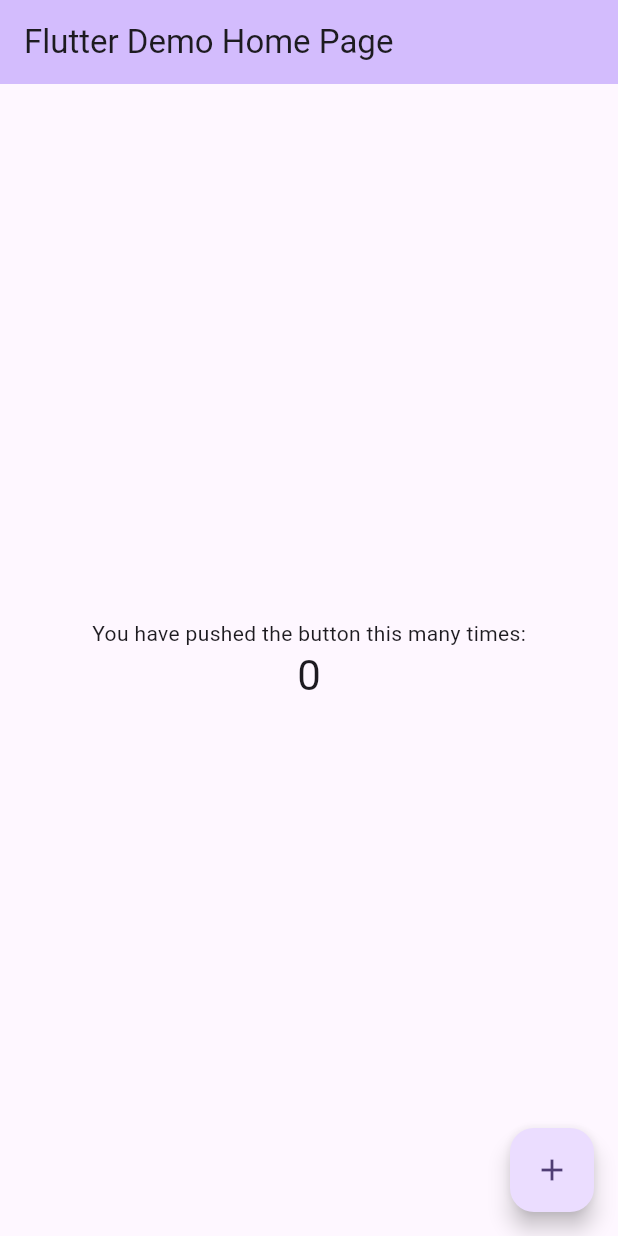
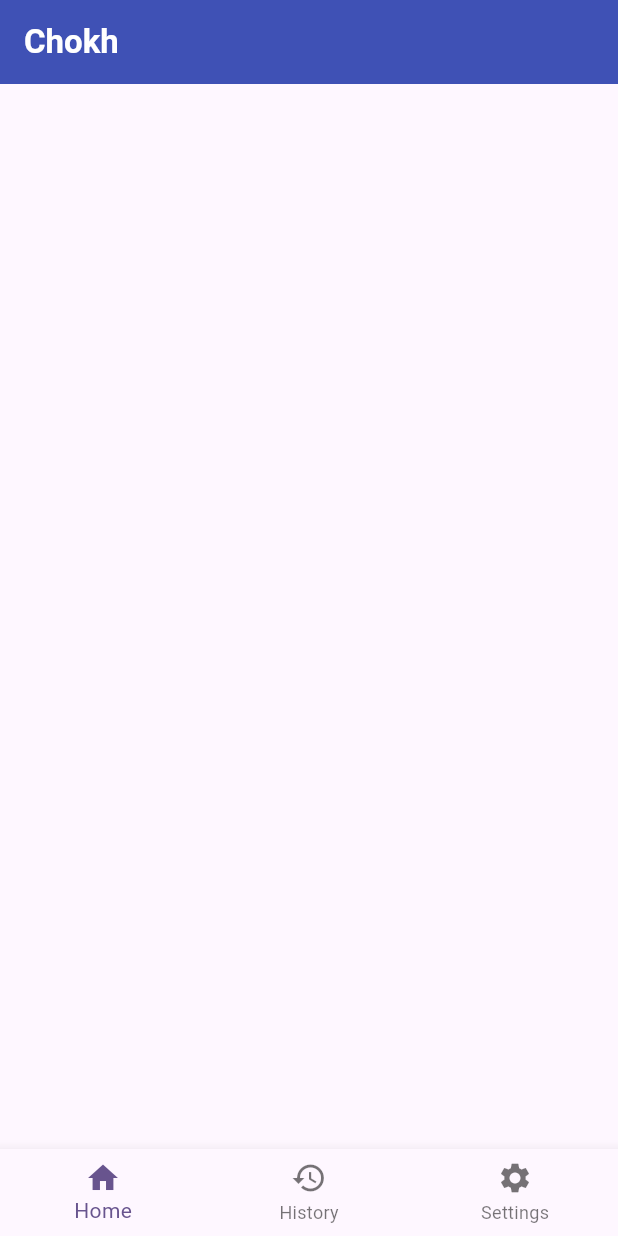
Before and after one commit to NABDroid/my_third_eye, a Flutter app: the screen it shows after launch, on a phone screen of 412 x 824 dp. Run offline on Flutter 3.47's test engine with Material 3 defaults, Android fonts, the phone set to English and light mode, and no system bars; our stand-ins replace google_generative_ai.

Commit message:
Initial Push
Initial Push

```diff
--- /dev/null
+++ b/lib/Global.dart
@@ -0,0 +1 @@
+String  geminiKey = "AIzaSyAkTHLTHqFWiM1FHZL0KZcUMBlGMv5Ktvg";
--- /dev/null
+++ b/lib/Screens/BaseScreen.dart
@@ -0,0 +1,53 @@
+import 'package:flutter/material.dart';
+import 'package:google_generative_ai/google_generative_ai.dart';
+import '../Global.dart';
+import 'Styles.dart';
+
+class HomeScreen extends StatefulWidget {
+  const HomeScreen({super.key});
+
+  @override
+  State<HomeScreen> createState() => _HomeScreenState();
+}
+
+class _HomeScreenState extends State<HomeScreen> {
+  final model = GenerativeModel(
+    model: 'gemini-1.5-flash-latest',
+    apiKey: geminiKey,
+  );
+
+  // static List<Widget> _widgetOptions = <Widget>[
+  //   HomeScreen(),
+  //   SearchScreen(),
+  //   ProfileScreen(),
+  // ];
+
+
+  @override
+  Widget build(BuildContext context) {
+    return SafeArea(
+      child: Scaffold(
+        appBar: AppBar(
+          backgroundColor: themeColor,
+          title: Text(
+            "Chokh",
+            style: appBarTextStyle,
+          ),
+        ),
+        body: SingleChildScrollView(
+            child: Container(
+          color: Colors.amberAccent[100],
+        )),
+        bottomNavigationBar: BottomNavigationBar(
+          items: const [
+            BottomNavigationBarItem(icon: Icon(Icons.home), label: "Home"),
+            BottomNavigationBarItem(
+                icon: Icon(Icons.history), label: "History"),
+            BottomNavigationBarItem(
+                icon: Icon(Icons.settings), label: "Settings"),
+          ],
+        ),
+      ),
+    );
+  }
+}
--- /dev/null
+++ b/lib/Screens/Styles.dart
@@ -0,0 +1,15 @@
+import 'dart:ui';
+
+import 'package:flutter/material.dart';
+
+Color themeColor = Colors.indigo;
+Color liteTextColor = Colors.white;
+Color darkTextColor = Colors.black;
+
+TextStyle appBarTextStyle = TextStyle(fontWeight: FontWeight.bold, color: liteTextColor);
+
+TextStyle darkHeadingTextStyle = TextStyle(fontWeight: FontWeight.bold, color: darkTextColor);
+TextStyle darkDetailsTextStyle = TextStyle(fontWeight: FontWeight.normal, color: darkTextColor);
+
+TextStyle liteHeadingTextStyle = TextStyle(fontWeight: FontWeight.bold, color: liteTextColor);
+TextStyle liteDetailsTextStyle = TextStyle(fontWeight: FontWeight.normal, color: liteTextColor);
--- a/lib/main.dart
+++ b/lib/main.dart
@@ -1,125 +1,24 @@
 import 'package:flutter/material.dart';
+import 'Screens/BaseScreen.dart';
+
 
 void main() {
-  runApp(const MyApp());
+  runApp(const AppRoot());
 }
 
-class MyApp extends StatelessWidget {
-  const MyApp({super.key});
+class AppRoot extends StatelessWidget {
+  const AppRoot({super.key});
 
-  // This widget is the root of your application.
+
   @override
   Widget build(BuildContext context) {
     return MaterialApp(
-      title: 'Flutter Demo',
+      debugShowCheckedModeBanner: false,
       theme: ThemeData(
-        // This is the theme of your application.
-        //
-        // TRY THIS: Try running your application with "flutter run". You'll see
-        // the application has a purple toolbar. Then, without quitting the app,
-        // try changing the seedColor in the colorScheme below to Colors.green
-        // and then invoke "hot reload" (save your changes or press the "hot
-        // reload" button in a Flutter-supported IDE, or press "r" if you used
-        // the command line to start the app).
-        //
-        // Notice that the counter didn't reset back to zero; the application
-        // state is not lost during the reload. To reset the state, use hot
-        // restart instead.
-        //
-        // This works for code too, not just values: Most code changes can be
-        // tested with just a hot reload.
         colorScheme: ColorScheme.fromSeed(seedColor: Colors.deepPurple),
         useMaterial3: true,
       ),
-      home: const MyHomePage(title: 'Flutter Demo Home Page'),
+      home: const HomeScreen(),
     );
   }
 }
-
-class MyHomePage extends StatefulWidget {
-  const MyHomePage({super.key, required this.title});
-
-  // This widget is the home page of your application. It is stateful, meaning
-  // that it has a State object (defined below) that contains fields that affect
-  // how it looks.
-
-  // This class is the configuration for the state. It holds the values (in this
-  // case the title) provided by the parent (in this case the App widget) and
-  // used by the build method of the State. Fields in a Widget subclass are
-  // always marked "final".
-
-  final String title;
-
-  @override
-  State<MyHomePage> createState() => _MyHomePageState();
-}
-
-class _MyHomePageState extends State<MyHomePage> {
-  int _counter = 0;
-
-  void _incrementCounter() {
-    setState(() {
-      // This call to setState tells the Flutter framework that something has
-      // changed in this State, which causes it to rerun the build method below
-      // so that the display can reflect the updated values. If we changed
-      // _counter without calling setState(), then the build method would not be
-      // called again, and so nothing would appear to happen.
-      _counter++;
-    });
-  }
-
-  @override
-  Widget build(BuildContext context) {
-    // This method is rerun every time setState is called, for instance as done
-    // by the _incrementCounter method above.
-    //
-    // The Flutter framework has been optimized to make rerunning build methods
-    // fast, so that you can just rebuild anything that needs updating rather
-    // than having to individually change instances of widgets.
-    return Scaffold(
-      appBar: AppBar(
-        // TRY THIS: Try changing the color here to a specific color (to
-        // Colors.amber, perhaps?) and trigger a hot reload to see the AppBar
-        // change color while the other colors stay the same.
-        backgroundColor: Theme.of(context).colorScheme.inversePrimary,
-        // Here we take the value from the MyHomePage object that was created by
-        // the App.build method, and use it to set our appbar title.
-        title: Text(widget.title),
-      ),
-      body: Center(
-        // Center is a layout widget. It takes a single child and positions it
-        // in the middle of the parent.
-        child: Column(
-          // Column is also a layout widget. It takes a list of children and
-          // arranges them vertically. By default, it sizes itself to fit its
-          // children horizontally, and tries to be as tall as its parent.
-          //
-          // Column has various properties to control how it sizes itself and
-          // how it positions its children. Here we use mainAxisAlignment to
-          // center the children vertically; the main axis here is the vertical
-          // axis because Columns are vertical (the cross axis would be
-          // horizontal).
-          //
-          // TRY THIS: Invoke "debug painting" (choose the "Toggle Debug Paint"
-          // action in the IDE, or press "p" in the console), to see the
-          // wireframe for each widget.
-          mainAxisAlignment: MainAxisAlignment.center,
-          children: <Widget>[
-            const Text(
-              'You have pushed the button this many times:',
-            ),
-            Text(
-              '$_counter',
-              style: Theme.of(context).textTheme.headlineMedium,
-            ),
-          ],
-        ),
-      ),
-      floatingActionButton: FloatingActionButton(
-        onPressed: _incrementCounter,
-        tooltip: 'Increment',
-        child: const Icon(Icons.add),
-      ), // This trailing comma makes auto-formatting nicer for build methods.
-    );
-  }
-}
--- a/pubspec.yaml
+++ b/pubspec.yaml
@@ -35,6 +35,8 @@ dependencies:
   # The following adds the Cupertino Icons font to your application.
   # Use with the CupertinoIcons class for iOS style icons.
   cupertino_icons: ^1.0.6
+  google_generative_ai: ^0.4.3
+  camera: ^0.11.0+1
 
 dev_dependencies:
   flutter_test:
```
Also changed, not shown: pubspec.lock, 3 other files.
